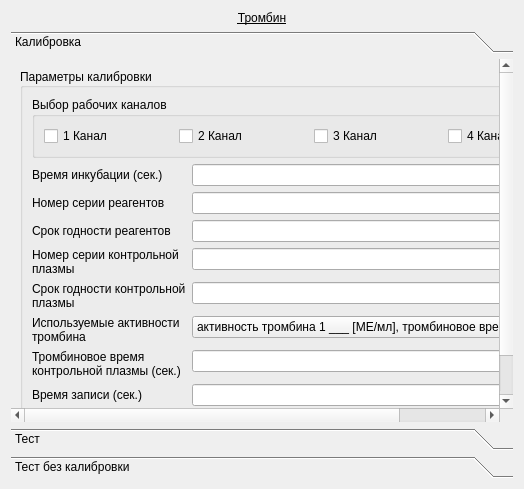
Before: the Qt Designer form choisedialog/ko4.ui in krang4d/Agrekola, drawn with Qt 5.
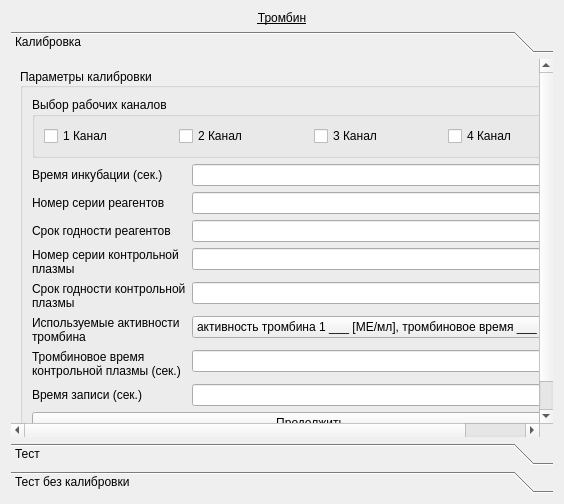
After: the same form once the commit is applied. The open tabs and pages were chosen to show the change. Custom widgets are drawn as their Qt base class.

```diff
--- a/choisedialog/ko4.ui
+++ b/choisedialog/ko4.ui
@@ -6,8 +6,8 @@
    <rect>
     <x>0</x>
     <y>0</y>
-    <width>524</width>
-    <height>489</height>
+    <width>564</width>
+    <height>504</height>
    </rect>
   </property>
   <property name="windowTitle">
@@ -34,8 +34,8 @@
        <rect>
         <x>0</x>
         <y>0</y>
-        <width>544</width>
-        <height>376</height>
+        <width>546</width>
+        <height>413</height>
        </rect>
       </property>
       <attribute name="label">
```
Left out of the diff: 2 changed lines with no effect on the pictures.
